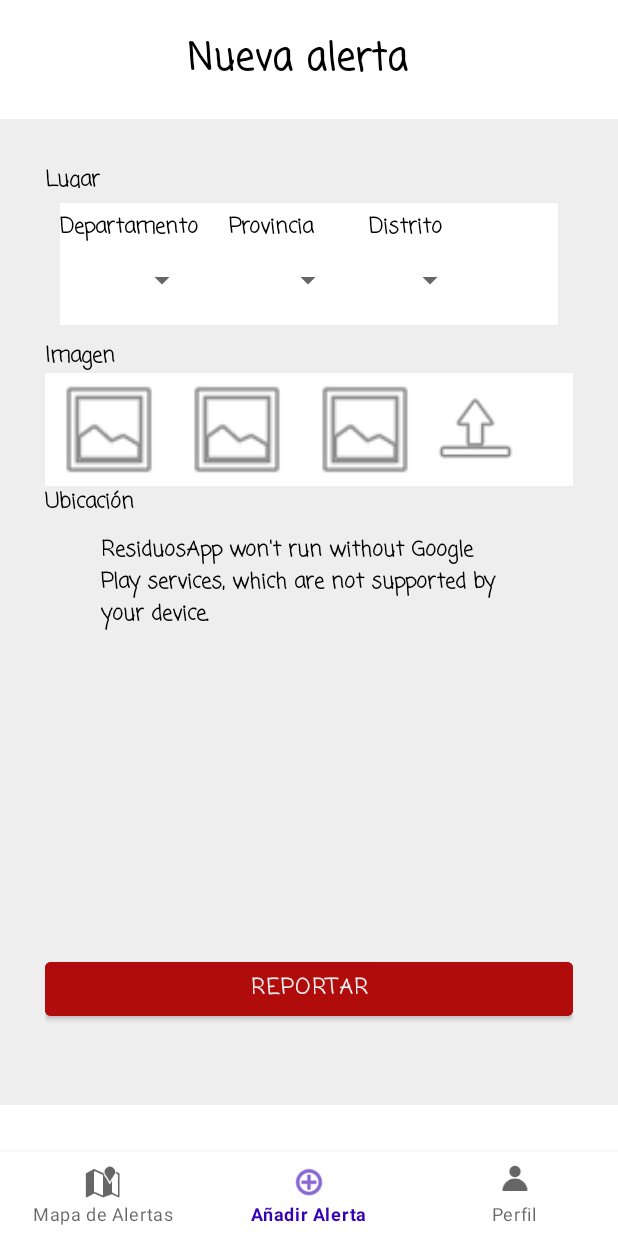
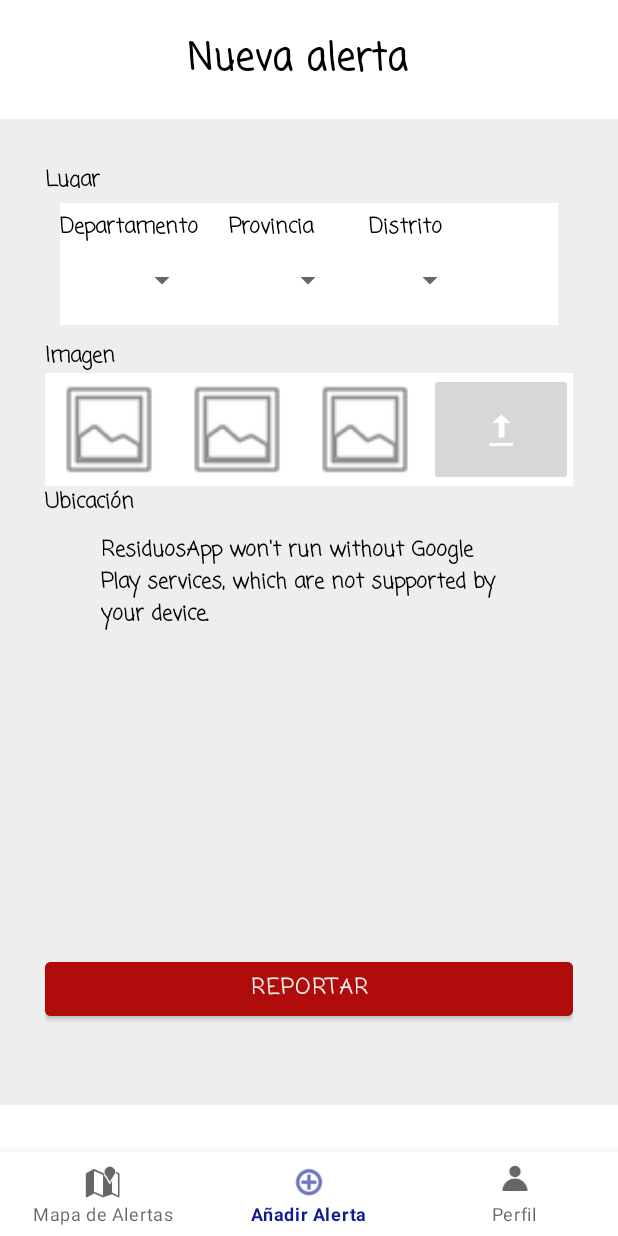
Before and after one commit to Team-IDNP/ProyectoFinal, an Android app: the AddAlertFragment screen opened through its navigation route, on a phone screen of 412 x 824 dp. Run offline under Robolectric (Android 15) with nearby library versions, the light colour scheme and no system bars; our stand-ins replace navigation-ui; libraries missing offline, so code that uses them is left out: javax.mail, javax.mail.internet; pictures from the network do not load.

Commit message:
Up image for gallery

```diff
--- a/app/src/main/res/layout/fragment_addalert.xml
+++ b/app/src/main/res/layout/fragment_addalert.xml
@@ -101,7 +101,7 @@
                 tools:layout_margin="10dp">
 
                 <ImageView
-                    android:id="@+id/imageView5"
+                    android:id="@+id/imgEvidence1"
                     android:layout_width="85dp"
                     android:layout_height="75dp"
                     android:src="@android:drawable/ic_menu_gallery" />
@@ -118,11 +118,13 @@
                     android:layout_height="75dp"
                     android:src="@android:drawable/ic_menu_gallery" />
 
-                <ImageView
-                    android:id="@+id/imageView7"
+                <ImageButton
+                    android:id="@+id/imageButtonUp"
                     android:layout_width="62dp"
                     android:layout_height="match_parent"
-                    android:src="@android:drawable/ic_menu_upload" />
+                    android:layout_weight="1"
+                    android:src="@android:drawable/stat_sys_upload" />
+
             </LinearLayout>
 
             <TextView
--- a/app/src/main/res/values/colors.xml
+++ b/app/src/main/res/values/colors.xml
@@ -1,8 +1,8 @@
 <?xml version="1.0" encoding="utf-8"?>
 <resources>
     <color name="purple_200">#FFBB86FC</color>
-    <color name="purple_500">#FF6200EE</color>
-    <color name="purple_700">#FF3700B3</color>
+    <color name="purple_500">#0E37AF</color>
+    <color name="purple_700">#0E1B91</color>
     <color name="teal_200">#FF03DAC5</color>
     <color name="teal_700">#FF018786</color>
     <color name="black">#FF000000</color>
```
Also changed, not shown: app/src/main/java/com/example/residuosapp/AddAlertFragment.java (+70 -0 lines).
